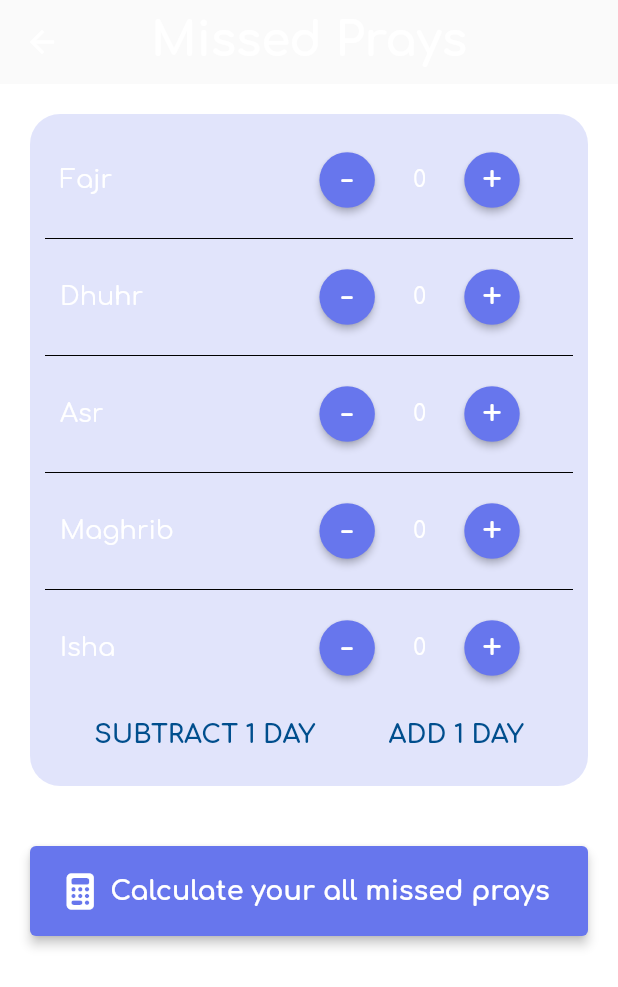
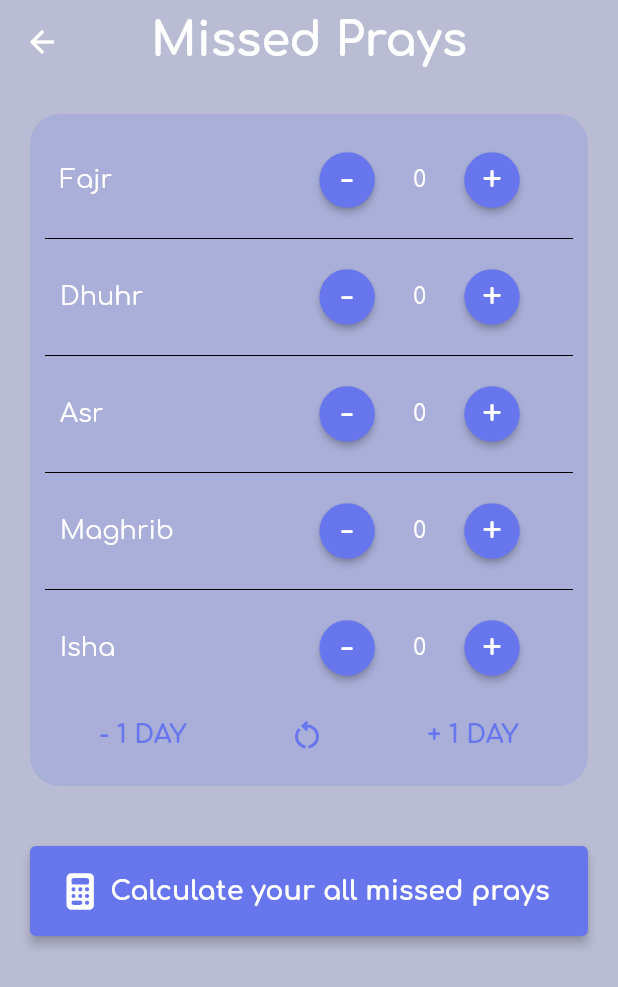
Before and after one commit to Isko21/Mi-raj, a Flutter app: the MissedPrays screen opened directly, on a phone screen of 412 x 824 dp. Shown: the top 987 px of the screen. Run offline on Flutter 3.47's test engine with Material 2 defaults, Android fonts, the phone set to English and light mode, and no system bars; our stand-ins replace adhan, audioplayers, auto_size_text, firebase_auth, firebase_core, font_awesome_flutter and 10 more; missing offline and left inert: cloud_firestore_web, connectivity_for_web, firebase_auth_web, firebase_core_web, flutter_keyboard_visibility_web, flutter_vibrate and 5 more; accounts and stored records are empty; network calls fail; statements that could not run were skipped.

Commit message:
Update missed_prays.dart

```diff
--- a/lib/pages/sub_pages/missed_prays.dart
+++ b/lib/pages/sub_pages/missed_prays.dart
@@ -146,9 +146,11 @@ class _MissedPraysState extends State<MissedPrays>
     double height = MediaQuery.of(context).size.height;
     double width = MediaQuery.of(context).size.width;
     return Scaffold(
+      extendBodyBehindAppBar: true,
+      backgroundColor: black.withAlpha(50),
       appBar: AppBarCustom(title: "Missed Prays"),
       body: Container(
-        color: white,
+        color: color.withAlpha(50),
         child: ListView(
           children: [
             Container(
@@ -220,11 +222,30 @@ class _MissedPraysState extends State<MissedPrays>
                               setState(() {});
                             },
                             child: Text(
-                              'SUBTRACT 1 DAY',
+                              '- 1 DAY',
                               style: TextStyle(
                                   fontSize: 17,
                                   fontWeight: FontWeight.bold,
-                                  color: colorStr),
+                                  color: color),
+                            ),
+                          ),
+                          FlatButton(
+                            onPressed: () {
+                              AllUserData.setPrayers('fajr', 0);
+                              AllUserData.setPrayers('dhuhr', 0);
+                              AllUserData.setPrayers('asr', 0);
+                              AllUserData.setPrayers('maghrib', 0);
+                              AllUserData.setPrayers('isha', 0);
+                              _fajr = AllUserData.getPrayers("fajr");
+                              _dhuhr = AllUserData.getPrayers("dhuhr");
+                              _asr = AllUserData.getPrayers("asr");
+                              _maghrib = AllUserData.getPrayers("maghrib");
+                              _isha = AllUserData.getPrayers("isha");
+                              setState(() {});
+                            },
+                            child: Icon(
+                              Icons.restart_alt_outlined,
+                              color: color,
                             ),
                           ),
                           FlatButton(
@@ -237,11 +258,11 @@ class _MissedPraysState extends State<MissedPrays>
                               setState(() {});
                             },
                             child: Text(
-                              'ADD 1 DAY',
+                              '+ 1 DAY',
                               style: TextStyle(
                                   fontSize: 17,
                                   fontWeight: FontWeight.bold,
-                                  color: colorStr),
+                                  color: color),
                             ),
                           )
                         ],
```
